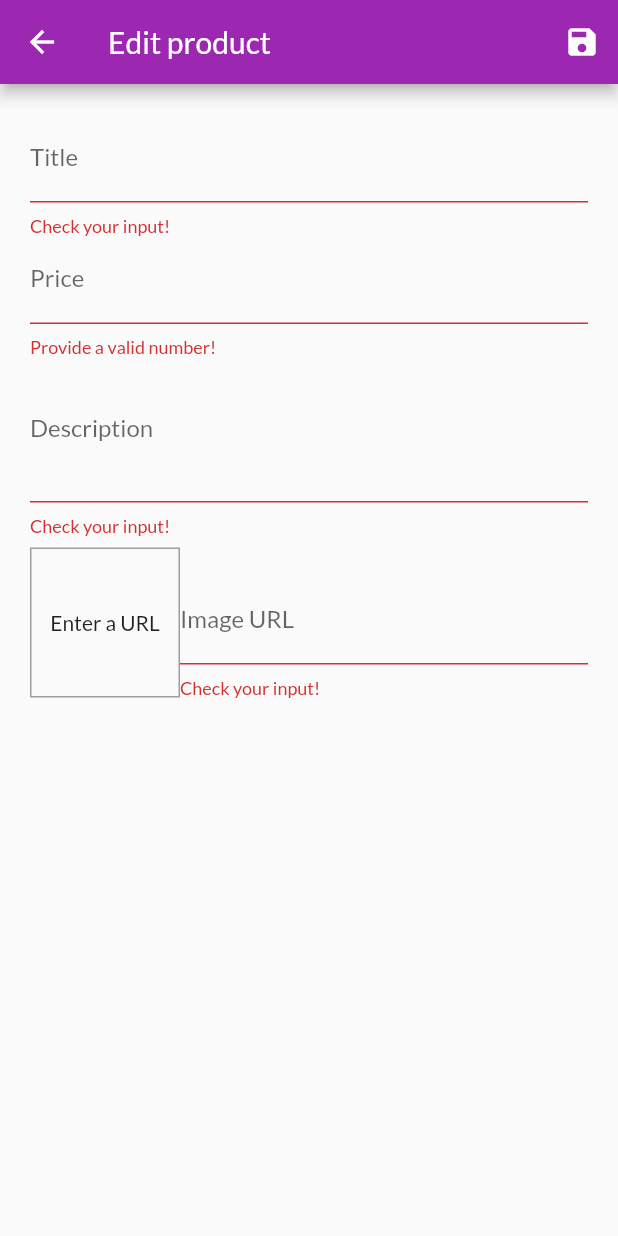
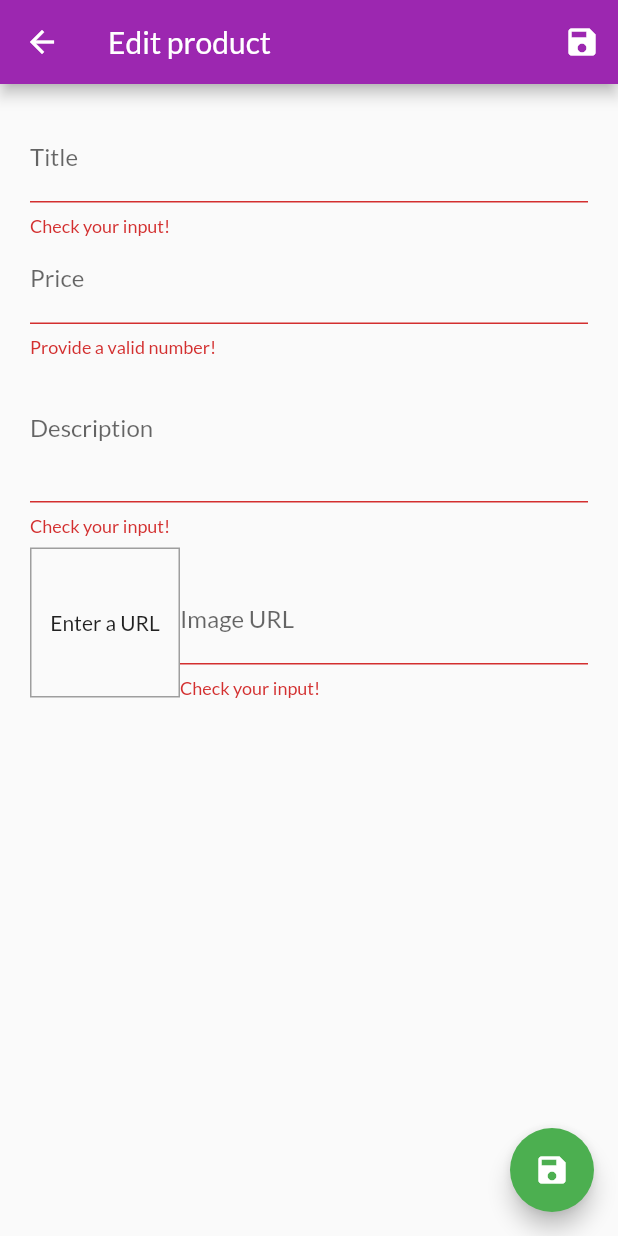
Before and after one commit to DavMrc/Shop-app, a Flutter app: the SNewProduct screen opened by its route, after a tap on the "save" icon, on a phone screen of 412 x 824 dp. Run offline on Flutter 3.47's test engine with Material 2 defaults, Android fonts, the phone set to English and light mode, and no system bars; missing offline and left inert: dart:ffi; network calls fail.

Commit message:
added edit mode in SNewProduct

```diff
--- a/lib/providers/PProducts.dart
+++ b/lib/providers/PProducts.dart
@@ -86,5 +86,14 @@ class PProducts with ChangeNotifier{
 
   void removeProduct(String id){
     this._products.removeWhere((prod) => prod.id == id);
+
+    notifyListeners();
+  }
+
+  void editProduct(Product product){
+    final prodIndex = this._products.indexWhere((p) => p.id == product.id);
+    this._products[prodIndex] = product;
+
+    notifyListeners();
   }
 }
--- a/lib/screens/SNewProduct.dart
+++ b/lib/screens/SNewProduct.dart
@@ -12,17 +12,20 @@ class SNewProduct extends StatefulWidget {
 }
 
 class _SNewProductState extends State<SNewProduct> {
+  bool _isInit = true;
+  bool _isEditMode = false;
   final _priceFocusNode = FocusNode();
   final _descriptionFocusNode = FocusNode();
   final _imageURLController = TextEditingController();
   final _imageURLFocusNode = FocusNode();
   final _formKey = GlobalKey<FormState>();
   var _tempProduct = {
-    'id': null,
-    'title': "",
-    'description': "",
-    'price': 0.0,
-    'imageUrl': ""
+    'id': '',
+    'title': '',
+    'description': '',
+    'price': '-1',
+    'imageUrl': '',
+    'favorite': false,
   };
 
   @override
@@ -33,12 +36,33 @@ class _SNewProductState extends State<SNewProduct> {
   }
 
   @override
+  void didChangeDependencies() {
+    if(this._isInit){
+      final editProductId = ModalRoute.of(context).settings.arguments;
+      if (editProductId != null){
+        this._isEditMode = true;
+        Product product = Provider.of<PProducts>(context).findById(editProductId);
+
+        this._tempProduct['id'] = product.id;
+        this._tempProduct['title'] = product.title;
+        this._tempProduct['description'] = product.description;
+        this._tempProduct['price'] = product.price.toStringAsFixed(2);
+        this._tempProduct['favorite'] = product.isFavorite;
+        this._imageURLController.text = product.imageUrl;
+      }
+    }
+    this._isInit = false;
+
+    super.didChangeDependencies();
+  }
+
+  @override
   void dispose() {
     this._priceFocusNode.dispose();
     this._descriptionFocusNode.dispose();
     this._imageURLController.dispose();
+    this._imageURLFocusNode.removeListener(this._updateImageURL);
     this._imageURLFocusNode.dispose();
-    this._imageURLFocusNode.removeListener(this._updateImageURL);
 
     super.dispose();
   }
@@ -70,16 +94,27 @@ class _SNewProductState extends State<SNewProduct> {
     this._formKey.currentState.save();  // triggers every input.onSaved method
     var productProvider = Provider.of<PProducts>(ctx, listen: false);
 
+    if(this._isEditMode){
+      Product product = Product(
+        id: this._tempProduct['id'],
+        description: this._tempProduct['description'],
+        imageUrl: this._tempProduct['imageUrl'],
+        price: double.parse(this._tempProduct['price']),
+        title: this._tempProduct['title'],
+        isFavorite: this._tempProduct['favorite'],
+      );
+      productProvider.editProduct(product);
+    }
+    else{
       Product product = Product(
         id: "p${productProvider.all.length}",
         description: this._tempProduct['description'],
         imageUrl: this._tempProduct['imageUrl'],
-      price: this._tempProduct['price'],
+        price: double.parse(this._tempProduct['price']),
         title: this._tempProduct['title'],
       );
-
       productProvider.addProduct(product);
-    productProvider.dispose();
+    }
   }
 
   @override
@@ -103,6 +138,7 @@ class _SNewProductState extends State<SNewProduct> {
             child: Column(
               children: <Widget>[
                 TextFormField(
+                  initialValue: this._tempProduct['title'],
                   decoration: InputDecoration(labelText: "Title",),
                   textInputAction: TextInputAction.next,  // shows "->" on softkey
                   onFieldSubmitted: (_) => FocusScope.of(context).requestFocus(this._priceFocusNode),
@@ -111,16 +147,18 @@ class _SNewProductState extends State<SNewProduct> {
                 ),
 
                 TextFormField(
+                  initialValue: this._tempProduct['price'] != '-1' ? this._tempProduct['price'] : '',
                   decoration: InputDecoration(labelText: "Price",),
                   keyboardType: TextInputType.number,
                   textInputAction: TextInputAction.next,
                   focusNode: this._priceFocusNode,
                   onFieldSubmitted: (_) => FocusScope.of(context).requestFocus(this._descriptionFocusNode),
-                  onSaved: (value) => this._tempProduct['price'] = double.parse(value),
+                  onSaved: (value) => this._tempProduct['price'] = value,
                   validator: (value) => this._validateInput(value, 'price'),
                 ),
 
                 TextFormField(
+                  initialValue: this._tempProduct['description'],
                   decoration: InputDecoration(labelText: "Description",),
                   keyboardType: TextInputType.multiline,
                   maxLines: 3,
@@ -158,7 +196,7 @@ class _SNewProductState extends State<SNewProduct> {
                           textInputAction: TextInputAction.done,
                           controller: this._imageURLController,
                           focusNode: this._imageURLFocusNode,
-                          onFieldSubmitted: (_) => this._saveForm(context),
+                          // onFieldSubmitted: (_) => this._saveForm(context),
                           onSaved: (value) => this._tempProduct['imageUrl'] = value,
                           validator: (value) => this._validateInput(value, 'imageUrl'),
                         ),
@@ -172,6 +210,12 @@ class _SNewProductState extends State<SNewProduct> {
         ),
       ),
 
+      resizeToAvoidBottomPadding: false,  // button stays under softkey
+      floatingActionButton: FloatingActionButton(
+        backgroundColor: Colors.green,
+        child: Icon(Icons.save),
+        onPressed: () => this._saveForm(context),
+      ),
     );
   }
 }
--- a/lib/screens/SProductDetail.dart
+++ b/lib/screens/SProductDetail.dart
@@ -28,7 +28,7 @@ class SProductDetail extends StatelessWidget {
             SizedBox(height: 10,),
 
             Text(
-              "${product.price}€",
+              "${product.price.toStringAsFixed(2)}€",
               style: TextStyle(
                 fontSize: 20,
                 color: Colors.grey,
--- a/lib/widgets/WUserProductItem.dart
+++ b/lib/widgets/WUserProductItem.dart
@@ -2,6 +2,7 @@ import 'package:flutter/material.dart';
 import 'package:provider/provider.dart';
 
 import '../providers/PProducts.dart';
+import '../screens/SNewProduct.dart';
 
 
 class WUserProductItem extends StatelessWidget {
@@ -57,7 +58,12 @@ class WUserProductItem extends StatelessWidget {
             trailing: IconButton(
               icon: Icon(Icons.edit),
               color: Theme.of(context).primaryColor,
-              onPressed: (){},
+              onPressed: () {
+                Navigator.of(context).pushNamed(
+                  SNewProduct.routeName,
+                  arguments: this._product.id
+                );
+              },
             ),
           ),
         ),
```
Lines whose indentation alone changed are shown as unchanged.
